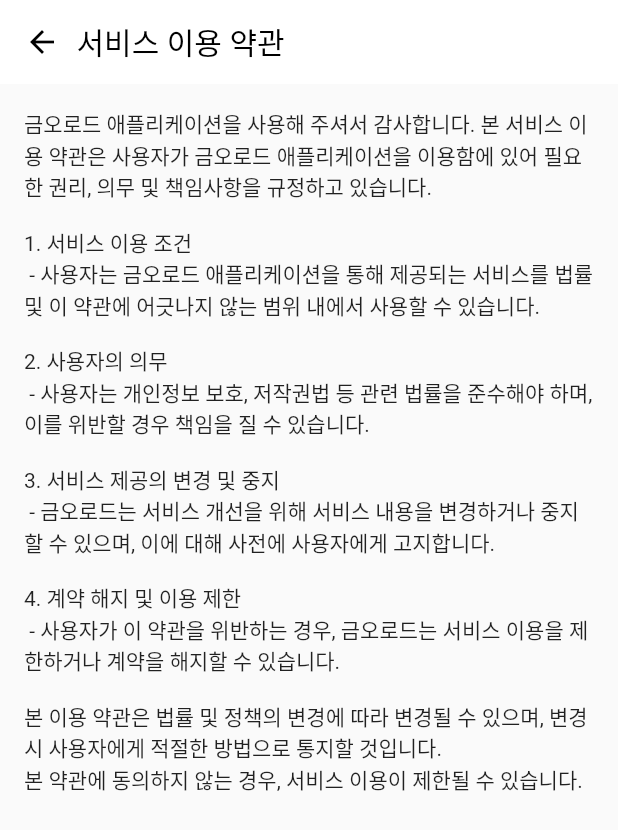
After one commit to Mne-pr/Kumoh_Road, a Flutter app: the TermsOfServiceScreen screen opened directly, on a phone screen of 412 x 824 dp. The commit adds this screen. Shown: the top 830 px of the screen. Run offline on Flutter 3.47's test engine with Material 2 defaults, Android fonts, the phone set to English and light mode, and no system bars; our stand-ins replace cloud_firestore, firebase_core, numberpicker, smooth_page_indicator; missing offline and left inert: flutter_naver_map, kakao_flutter_sdk; accounts and stored records are empty; generated files the repository leaves out were written again.

Commit message:
[ADD] 서비스이용약관화면 구현

```diff
--- /dev/null
+++ b/lib/screens/terms_service_screen.dart
@@ -0,0 +1,35 @@
+import 'package:flutter/material.dart';
+
+class TermsOfServiceScreen extends StatelessWidget {
+  const TermsOfServiceScreen({Key? key}) : super(key: key);
+
+  @override
+  Widget build(BuildContext context) {
+    return Scaffold(
+      appBar: AppBar(
+        title: const Text('서비스 이용 약관', style: TextStyle(color: Colors.black)),
+        backgroundColor: Colors.white,
+        iconTheme: const IconThemeData(color: Colors.black),
+        elevation: 0,
+        titleSpacing: -5.0,
+      ),
+      body: const SingleChildScrollView(
+        padding: EdgeInsets.all(16.0),
+        child: Text(
+          '금오로드 애플리케이션을 사용해 주셔서 감사합니다. 본 서비스 이용 약관은 사용자가 금오로드 애플리케이션을 이용함에 있어 필요한 권리, 의무 및 책임사항을 규정하고 있습니다.\n\n'
+              '1. 서비스 이용 조건\n'
+              ' - 사용자는 금오로드 애플리케이션을 통해 제공되는 서비스를 법률 및 이 약관에 어긋나지 않는 범위 내에서 사용할 수 있습니다.\n\n'
+              '2. 사용자의 의무\n'
+              ' - 사용자는 개인정보 보호, 저작권법 등 관련 법률을 준수해야 하며, 이를 위반할 경우 책임을 질 수 있습니다.\n\n'
+              '3. 서비스 제공의 변경 및 중지\n'
+              ' - 금오로드는 서비스 개선을 위해 서비스 내용을 변경하거나 중지할 수 있으며, 이에 대해 사전에 사용자에게 고지합니다.\n\n'
+              '4. 계약 해지 및 이용 제한\n'
+              ' - 사용자가 이 약관을 위반하는 경우, 금오로드는 서비스 이용을 제한하거나 계약을 해지할 수 있습니다.\n\n'
+              '본 이용 약관은 법률 및 정책의 변경에 따라 변경될 수 있으며, 변경 시 사용자에게 적절한 방법으로 통지할 것입니다.\n'
+              '본 약관에 동의하지 않는 경우, 서비스 이용이 제한될 수 있습니다.\n\n',
+          style: TextStyle(fontSize: 14),
+        ),
+      ),
+    );
+  }
+}
--- a/lib/screens/user_info_screen.dart
+++ b/lib/screens/user_info_screen.dart
@@ -1,6 +1,7 @@
 import 'package:flutter/material.dart';
 import 'package:kumoh_road/providers/kakao_login_providers.dart';
 import 'package:kumoh_road/screens/privacy_policy_screen.dart';
+import 'package:kumoh_road/screens/terms_service_screen.dart';
 import 'package:numberpicker/numberpicker.dart';
 import 'package:provider/provider.dart';
 import '../widgets/bottom_navigation_bar.dart';
@@ -351,7 +352,12 @@ class UserInfoScreen extends StatelessWidget {
               ListTile(
                 leading: const Icon(Icons.payment, color: Colors.black),
                 title: const Text('서비스 이용 약관'),
-                onTap: () => Navigator.pushNamed(context, '/terms'),
+                onTap: () {
+                  Navigator.push(
+                    context,
+                    MaterialPageRoute(builder: (context) => const TermsOfServiceScreen()),
+                  );
+                },
               ),
               ListTile(
                 leading: const Icon(Icons.policy, color: Colors.black),
```
